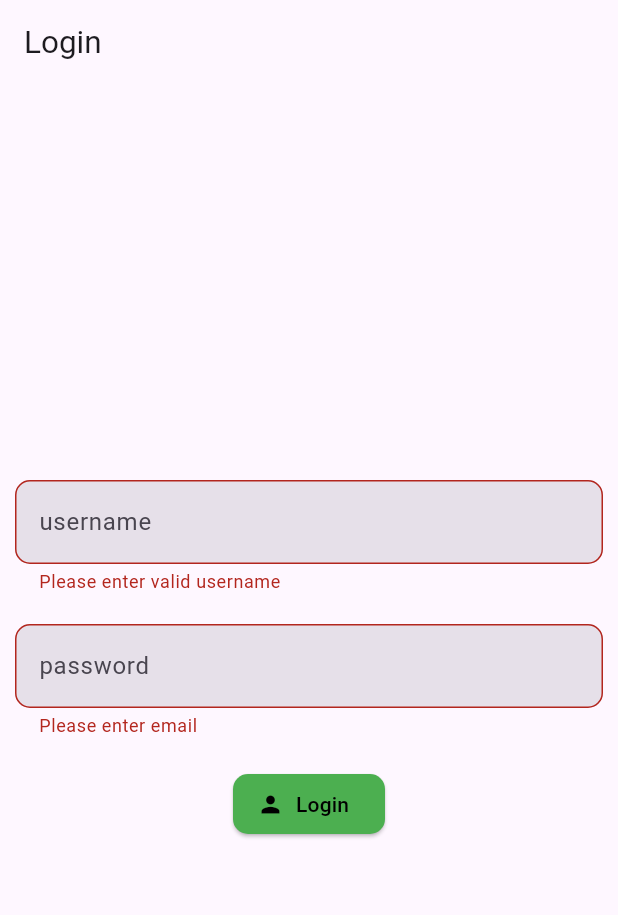
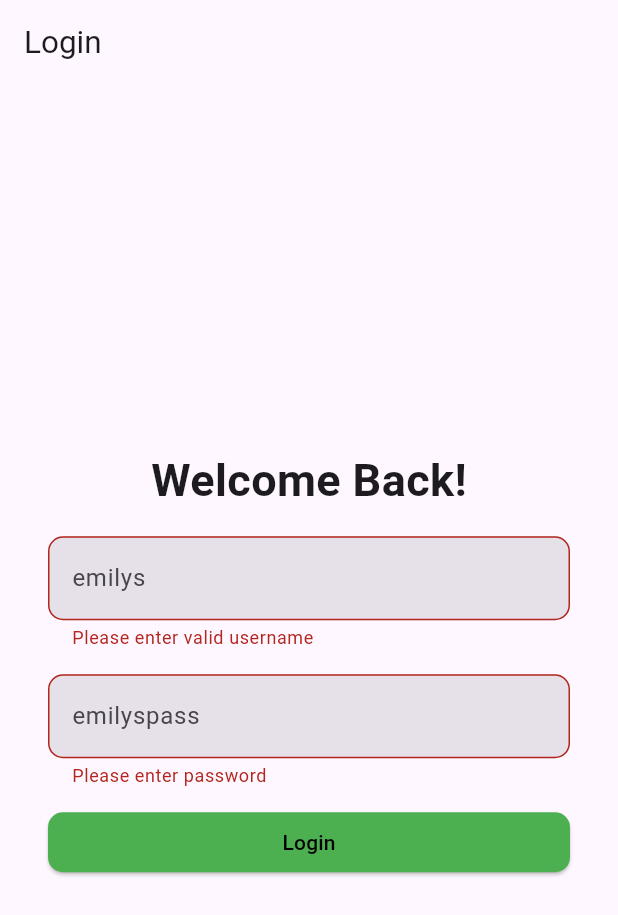
Before and after one commit to ratneshraj02/Flutter, a Flutter app: the screen it shows after launch, after a tap on "Login", on a phone screen of 412 x 824 dp. Shown: the top 915 px of the screen. Run offline on Flutter 3.47's test engine with Material 3 defaults, Android fonts, the phone set to English and light mode, and no system bars; our stand-ins replace cloud_firestore, firebase_auth, firebase_core, google_sign_in; accounts and stored records are empty; generated files the repository leaves out were written again; network calls fail.

Commit message:
login with api updated

```diff
--- a/login_with_api/lib/login_screen.dart
+++ b/login_with_api/lib/login_screen.dart
@@ -17,11 +17,14 @@ class _LoginScreenState extends State<LoginScreen> {
 
   bool isLoading = false;
 
+  bool hasAttemptedSubmit = false;
+
   String baseUrl = 'https://dummyjson.com/auth';
 
   void login() async {
     setState(() {
       isLoading = true;
+      hasAttemptedSubmit = true;
     });
     try {
       final response = await http.post(
@@ -38,12 +41,13 @@ class _LoginScreenState extends State<LoginScreen> {
         context,
         MaterialPageRoute(
           builder: (context) {
-            return ProfileScreen(token :token);
+            return ProfileScreen(token: token);
           },
         ),
       );
     } catch (err) {
-      print("Error : ${err.toString()}");
+      final snackBar = SnackBar(content: Text(err.toString()));
+      ScaffoldMessenger.of(context).showSnackBar(snackBar);
     } finally {
       setState(() {
         isLoading = false;
@@ -54,54 +58,76 @@ class _LoginScreenState extends State<LoginScreen> {
 
   @override
   Widget build(BuildContext context) {
-    return Scaffold(
+    return GestureDetector(
+      onTap: () {
+        FocusScope.of(context).unfocus();
+      },
+      child: Scaffold(
         appBar: AppBar(title: Text("Login", style: TextStyle(fontSize: 21))),
-      body: SafeArea(
-        child: Form(
+        body: Form(
           key: formKey,
-          child: Container(
-            padding: EdgeInsets.all(10),
+          autovalidateMode: hasAttemptedSubmit
+              ? AutovalidateMode.onUserInteraction
+              : AutovalidateMode.disabled,
+          child: Center(
+            child: Padding(
+              padding: EdgeInsets.symmetric(horizontal: 32),
               child: Column(
                 mainAxisAlignment: MainAxisAlignment.center,
-              crossAxisAlignment: CrossAxisAlignment.center,
+                spacing: 16,
                 children: [
+                  Text(
+                    "Welcome Back!",
+                    style: TextStyle(fontSize: 30, fontWeight: FontWeight.bold),
+                  ),
                   TextFormField(
                     controller: username,
+                    textInputAction: TextInputAction.next,
+                    keyboardType: TextInputType.emailAddress,
                     validator: (value) {
                       if (value == null || value.isEmpty) {
                         return "Please enter valid username";
                       }
                       return null;
                     },
-                  decoration: InputDecoration(hintText: "username"),
+                    decoration: InputDecoration(hintText: "emilys"),
                   ),
-                const SizedBox(height: 20),
                   TextFormField(
+                    textInputAction: TextInputAction.done,
                     controller: password,
                     validator: (value) {
-                    if (value == null || value.isEmpty)
-                      return "Please enter email";
+                      if (value == null || value.isEmpty) {
+                        return "Please enter password";
+                      }
                       return null;
                     },
-                  decoration: InputDecoration(hintText: "password"),
+                    decoration: InputDecoration(hintText: "emilyspass"),
+                    onFieldSubmitted: (value) {
+                      login();
+                    },
                   ),
-                const SizedBox(height: 20),
-                ElevatedButton.icon(
+                  SizedBox(
+                    width: double.infinity,
+                    height: 40,
+                    child: ElevatedButton(
                       onPressed: () {
                         if (formKey.currentState!.validate()) {
                           login();
                         }
                       },
-                  label: isLoading
+                      child: isLoading
                           ? SizedBox(
                               height: 20,
                               width: 20,
-                          child: CircularProgressIndicator(),
+                              child: CircularProgressIndicator(
+                                color: Colors.black,
+                              ),
                             )
                           : Text("Login"),
-                  icon: Icon(Icons.person),
+                    ),
                   ),
                 ],
+              ),
             ),
           ),
         ),
```
Also changed, not shown: login_with_api/lib/profile_screen.dart (+33 -0 lines). Lines whose indentation alone changed are shown as unchanged.
